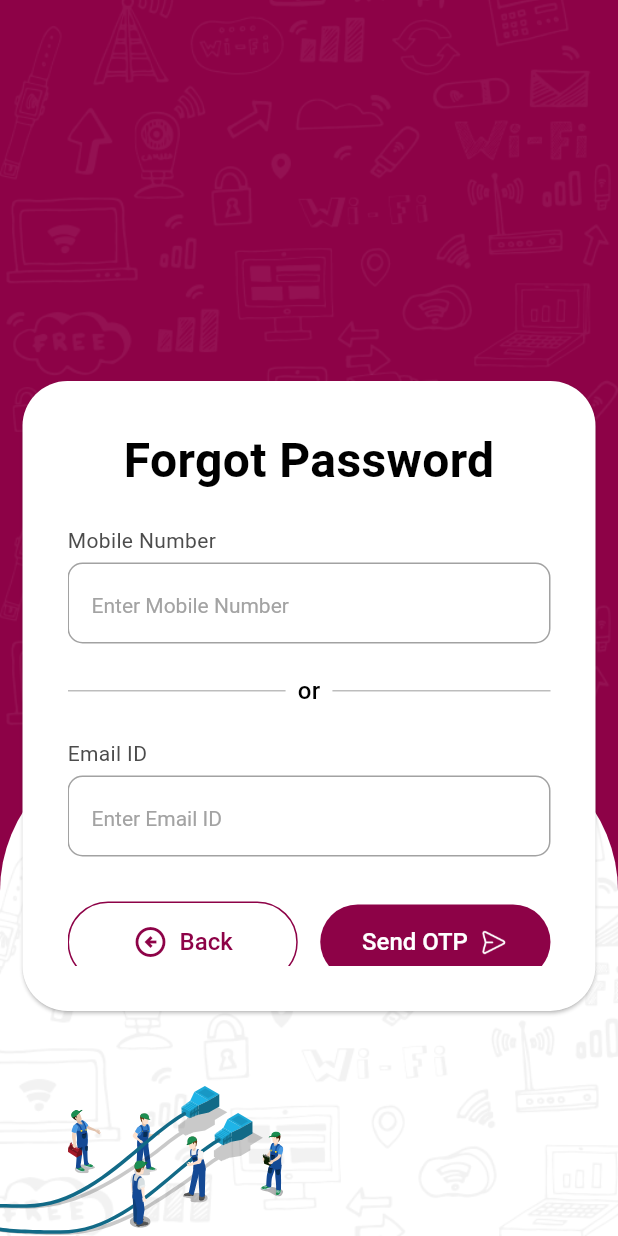
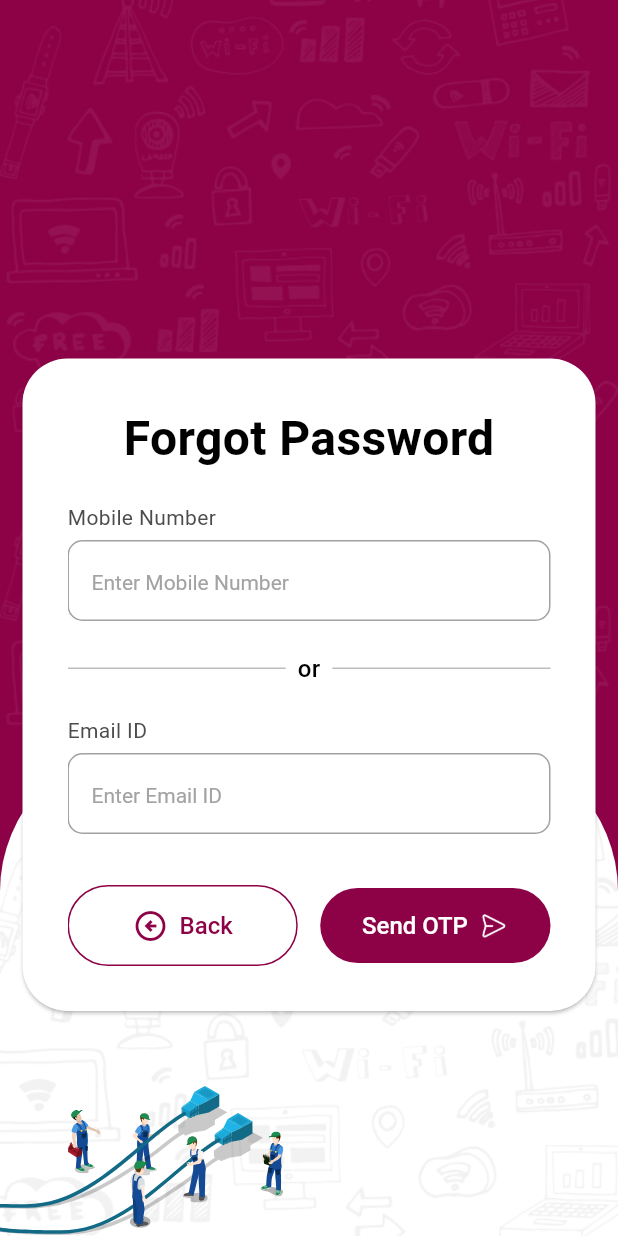
Before and after one commit to kfonbss/bss-subscriber-mobile-app, a Flutter app: the screen it shows after launch, after a tap on "Forgot Password?", on a phone screen of 412 x 824 dp. Run offline on Flutter 3.47's test engine with Material 3 defaults, Android fonts, the light colour scheme and no system bars; our stand-ins replace dartz, dio, flutter_bloc, flutter_svg, get_it, logger and 1 more.

Commit message:
initial commit

```diff
--- a/lib/presentation/pages/forgot_password.dart
+++ b/lib/presentation/pages/forgot_password.dart
@@ -153,7 +153,7 @@ class _ForgotPasswordState extends State<ForgotPassword>
         resizeToAvoidBottomInset: false,
         body: LoginBackground(
           heading: 'Forgot Password',
-          height: 420,
+          height: 435,
           bottomMargin: 150,
           child: PageView(
             controller: _pageController,
--- a/lib/presentation/pages/login_page.dart
+++ b/lib/presentation/pages/login_page.dart
@@ -66,7 +66,7 @@ class _LoginPageState extends State<LoginPage> {
         resizeToAvoidBottomInset: false,
         body: LoginBackground(
           heading: 'Log in',
-          height: 650,
+          height: 655,
           bottomMargin: 100,
           child: Column(
             crossAxisAlignment: CrossAxisAlignment.end,
```
